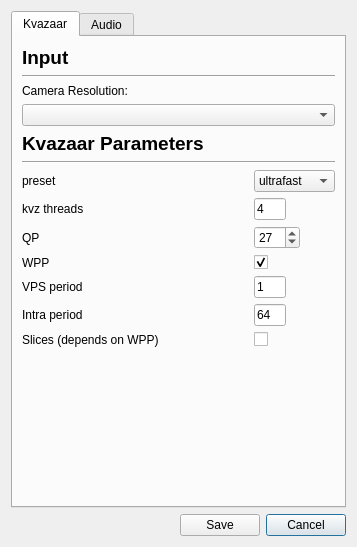
First picture: the form in ui/advancedSettings.ui, repository ultravideo/uvgComm, before the edit.
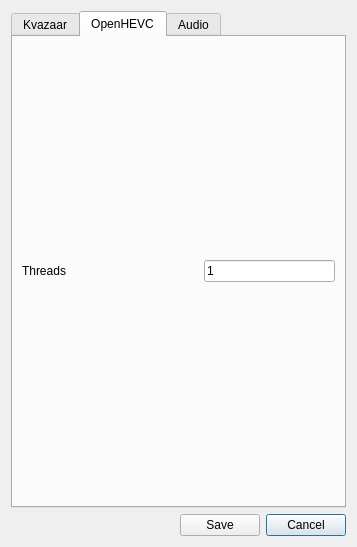
Second picture: the form after the edit.

Commit message: ADded the possibility to set OpenHEVC thread amount.

Diff of the .ui file:
```diff
--- a/ui/advancedSettings.ui
+++ b/ui/advancedSettings.ui
@@ -44,7 +44,7 @@
    <item row="0" column="0" colspan="3">
     <widget class="QTabWidget" name="SettingTabs">
      <property name="currentIndex">
-      <number>0</number>
+      <number>1</number>
      </property>
      <widget class="QWidget" name="KvazaarTab">
       <attribute name="title">
@@ -320,6 +320,40 @@
        </item>
       </layout>
      </widget>
+     <widget class="QWidget" name="tab">
+      <attribute name="title">
+       <string>OpenHEVC</string>
+      </attribute>
+      <layout class="QGridLayout" name="gridLayout_4">
+       <item row="0" column="2">
+        <widget class="QLineEdit" name="openhevc_threads">
+         <property name="text">
+          <string>1</string>
+         </property>
+        </widget>
+       </item>
+       <item row="0" column="0">
+        <widget class="QLabel" name="oh_thread_label">
+         <property name="text">
+          <string>Threads</string>
+         </property>
+        </widget>
+       </item>
+       <item row="0" column="1">
+        <spacer name="horizontalSpacer_2">
+         <property name="orientation">
+          <enum>Qt::Horizontal</enum>
+         </property>
+         <property name="sizeHint" stdset="0">
+          <size>
+           <width>40</width>
+           <height>20</height>
+          </size>
+         </property>
+        </spacer>
+       </item>
+      </layout>
+     </widget>
      <widget class="QWidget" name="AudioTab">
       <attribute name="title">
        <string>Audio</string>
```
Left out of the diff: 44 changed lines with no effect on the pictures. The commit also changes 2 other files.
